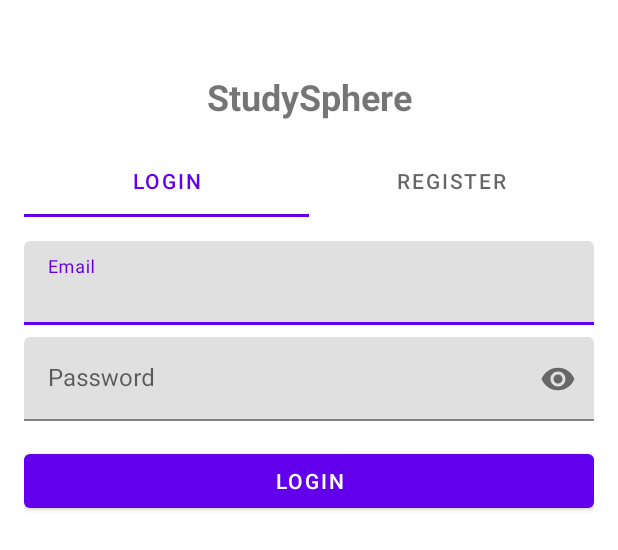
After one commit to ary57/StudySphere, an Android app: the layout fragment_auth.xml on its own in the app's theme, with its tools: preview values and no code run, on a phone screen of 412 x 824 dp. The commit adds this screen. Shown: the top 550 px of the screen. Run offline under Robolectric (Android 15) with nearby library versions, the phone set to English and light mode, and no system bars.

Commit message:
auth fragments - login + auth

```diff
--- /dev/null
+++ b/app/src/main/res/layout/fragment_auth.xml
@@ -0,0 +1,151 @@
+<?xml version="1.0" encoding="utf-8"?>
+<androidx.constraintlayout.widget.ConstraintLayout xmlns:android="http://schemas.android.com/apk/res/android"
+    xmlns:app="http://schemas.android.com/apk/res-auto"
+    android:layout_width="match_parent"
+    android:layout_height="match_parent"
+    android:padding="16dp">
+
+    <TextView
+        android:id="@+id/titleTextView"
+        android:layout_width="wrap_content"
+        android:layout_height="wrap_content"
+        android:layout_marginTop="32dp"
+        android:text="StudySphere"
+        android:textSize="24sp"
+        android:textStyle="bold"
+        app:layout_constraintEnd_toEndOf="parent"
+        app:layout_constraintStart_toStartOf="parent"
+        app:layout_constraintTop_toTopOf="parent" />
+
+    <com.google.android.material.tabs.TabLayout
+        android:id="@+id/tabLayout"
+        android:layout_width="match_parent"
+        android:layout_height="wrap_content"
+        android:layout_marginTop="16dp"
+        app:layout_constraintEnd_toEndOf="parent"
+        app:layout_constraintStart_toStartOf="parent"
+        app:layout_constraintTop_toBottomOf="@+id/titleTextView">
+
+        <com.google.android.material.tabs.TabItem
+            android:layout_width="wrap_content"
+            android:layout_height="wrap_content"
+            android:text="Login" />
+
+        <com.google.android.material.tabs.TabItem
+            android:layout_width="wrap_content"
+            android:layout_height="wrap_content"
+            android:text="Register" />
+    </com.google.android.material.tabs.TabLayout>
+
+    <!-- Login Form -->
+    <LinearLayout
+        android:id="@+id/loginLayout"
+        android:layout_width="match_parent"
+        android:layout_height="wrap_content"
+        android:layout_marginTop="16dp"
+        android:orientation="vertical"
+        app:layout_constraintTop_toBottomOf="@+id/tabLayout">
+
+        <com.google.android.material.textfield.TextInputLayout
+            android:layout_width="match_parent"
+            android:layout_height="wrap_content"
+            android:layout_marginBottom="8dp"
+            android:hint="Email">
+
+            <com.google.android.material.textfield.TextInputEditText
+                android:id="@+id/loginEmailEditText"
+                android:layout_width="match_parent"
+                android:layout_height="wrap_content"
+                android:inputType="textEmailAddress" />
+        </com.google.android.material.textfield.TextInputLayout>
+
+        <com.google.android.material.textfield.TextInputLayout
+            android:layout_width="match_parent"
+            android:layout_height="wrap_content"
+            android:layout_marginBottom="16dp"
+            android:hint="Password"
+            app:passwordToggleEnabled="true">
+
+            <com.google.android.material.textfield.TextInputEditText
+                android:id="@+id/loginPasswordEditText"
+                android:layout_width="match_parent"
+                android:layout_height="wrap_content"
+                android:inputType="textPassword" />
+        </com.google.android.material.textfield.TextInputLayout>
+
+        <Button
+            android:id="@+id/loginButton"
+            android:layout_width="match_parent"
+            android:layout_height="wrap_content"
+            android:text="Login" />
+    </LinearLayout>
+
+    <!-- Register Form -->
+    <LinearLayout
+        android:id="@+id/registerLayout"
+        android:layout_width="match_parent"
+        android:layout_height="wrap_content"
+        android:layout_marginTop="16dp"
+        android:orientation="vertical"
+        android:visibility="gone"
+        app:layout_constraintTop_toBottomOf="@+id/tabLayout">
+
+        <com.google.android.material.textfield.TextInputLayout
+            android:layout_width="match_parent"
+            android:layout_height="wrap_content"
+            android:layout_marginBottom="8dp"
+            android:hint="Name">
+
+            <com.google.android.material.textfield.TextInputEditText
+                android:id="@+id/registerNameEditText"
+                android:layout_width="match_parent"
+                android:layout_height="wrap_content"
+                android:inputType="textPersonName" />
+        </com.google.android.material.textfield.TextInputLayout>
+
+        <com.google.android.material.textfield.TextInputLayout
+            android:layout_width="match_parent"
+            android:layout_height="wrap_content"
+            android:layout_marginBottom="8dp"
+            android:hint="Email">
+
+            <com.google.android.material.textfield.TextInputEditText
+                android:id="@+id/registerEmailEditText"
+                android:layout_width="match_parent"
+                android:layout_height="wrap_content"
+                android:inputType="textEmailAddress" />
+        </com.google.android.material.textfield.TextInputLayout>
+
+        <com.google.android.material.textfield.TextInputLayout
+            android:layout_width="match_parent"
+            android:layout_height="wrap_content"
+            android:layout_marginBottom="16dp"
+            android:hint="Password"
+            app:passwordToggleEnabled="true">
+
+            <com.google.android.material.textfield.TextInputEditText
+                android:id="@+id/registerPasswordEditText"
+                android:layout_width="match_parent"
+                android:layout_height="wrap_content"
+                android:inputType="textPassword" />
+        </com.google.android.material.textfield.TextInputLayout>
+
+        <Button
+            android:id="@+id/registerButton"
+            android:layout_width="match_parent"
+            android:layout_height="wrap_content"
+            android:text="Register" />
+    </LinearLayout>
+
+    <ProgressBar
+        android:id="@+id/progressBar"
+        style="?android:attr/progressBarStyle"
+        android:layout_width="wrap_content"
+        android:layout_height="wrap_content"
+        android:layout_marginTop="16dp"
+        android:visibility="gone"
+        app:layout_constraintEnd_toEndOf="parent"
+        app:layout_constraintStart_toStartOf="parent"
+        app:layout_constraintTop_toBottomOf="@+id/loginLayout" />
+
+</androidx.constraintlayout.widget.ConstraintLayout>
--- a/app/src/main/res/menu/bottom_nav_menu.xml
+++ b/app/src/main/res/menu/bottom_nav_menu.xml
@@ -2,17 +2,17 @@
 <menu xmlns:android="http://schemas.android.com/apk/res/android">
 
     <item
-        android:id="@+id/navigation_home"
+        android:id="@+id/navigation_chat"
         android:icon="@drawable/ic_home_black_24dp"
         android:title="@string/title_chat" />
 
     <item
-        android:id="@+id/navigation_dashboard"
+        android:id="@+id/navigation_notes"
         android:icon="@drawable/ic_dashboard_black_24dp"
         android:title="@string/title_notes" />
 
     <item
-        android:id="@+id/navigation_notifications"
+        android:id="@+id/navigation_meets"
         android:icon="@drawable/ic_notifications_black_24dp"
         android:title="@string/title_meets" />
 
--- a/gradle/libs.versions.toml
+++ b/gradle/libs.versions.toml
@@ -12,6 +12,7 @@ lifecycleLivedataKtx = "2.8.7"
 lifecycleViewmodelKtx = "2.8.7"
 navigationFragmentKtx = "2.8.9"
 navigationUiKtx = "2.8.9"
+firebaseAuthKtx = "23.2.0"
 
 [libraries]
 androidx-core-ktx = { group = "androidx.core", name = "core-ktx", version.ref = "coreKtx" }
@@ -25,6 +26,7 @@ androidx-lifecycle-livedata-ktx = { group = "androidx.lifecycle", name = "lifecy
 androidx-lifecycle-viewmodel-ktx = { group = "androidx.lifecycle", name = "lifecycle-viewmodel-ktx", version.ref = "lifecycleViewmodelKtx" }
 androidx-navigation-fragment-ktx = { group = "androidx.navigation", name = "navigation-fragment-ktx", version.ref = "navigationFragmentKtx" }
 androidx-navigation-ui-ktx = { group = "androidx.navigation", name = "navigation-ui-ktx", version.ref = "navigationUiKtx" }
+firebase-auth-ktx = { group = "com.google.firebase", name = "firebase-auth-ktx", version.ref = "firebaseAuthKtx" }
 
 [plugins]
 android-application = { id = "com.android.application", version.ref = "agp" }
```
Also changed, not shown: app/build.gradle (+9 -0 lines), app/src/main/java/com/example/studysphere/MainActivity.kt (+43 -2 lines), app/src/main/java/com/example/studysphere/ui/auth/AuthActivity.kt (added, +42 -0 lines), app/src/main/java/com/example/studysphere/ui/auth/AuthFragment.kt (added, +192 -0 lines), app/src/main/res/layout/activity_auth.xml (added, +7 -0 lines), app/src/main/res/menu/main_menu.xml (added, +11 -0 lines), app/src/main/res/navigation/mobile_navigation.xml (+16 -1 lines).
